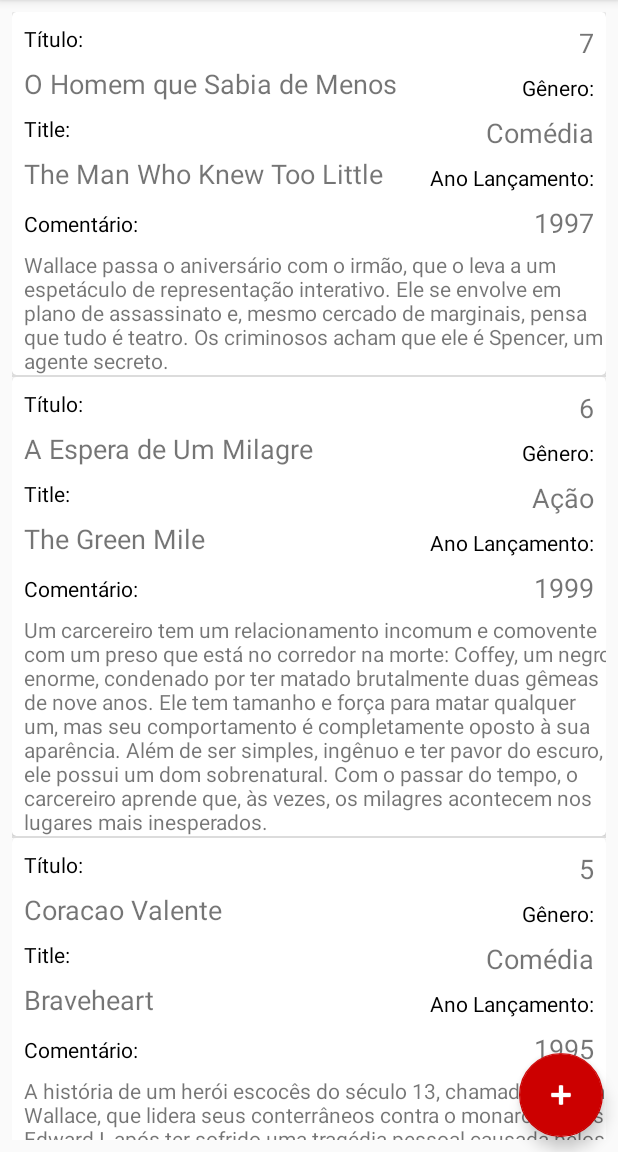
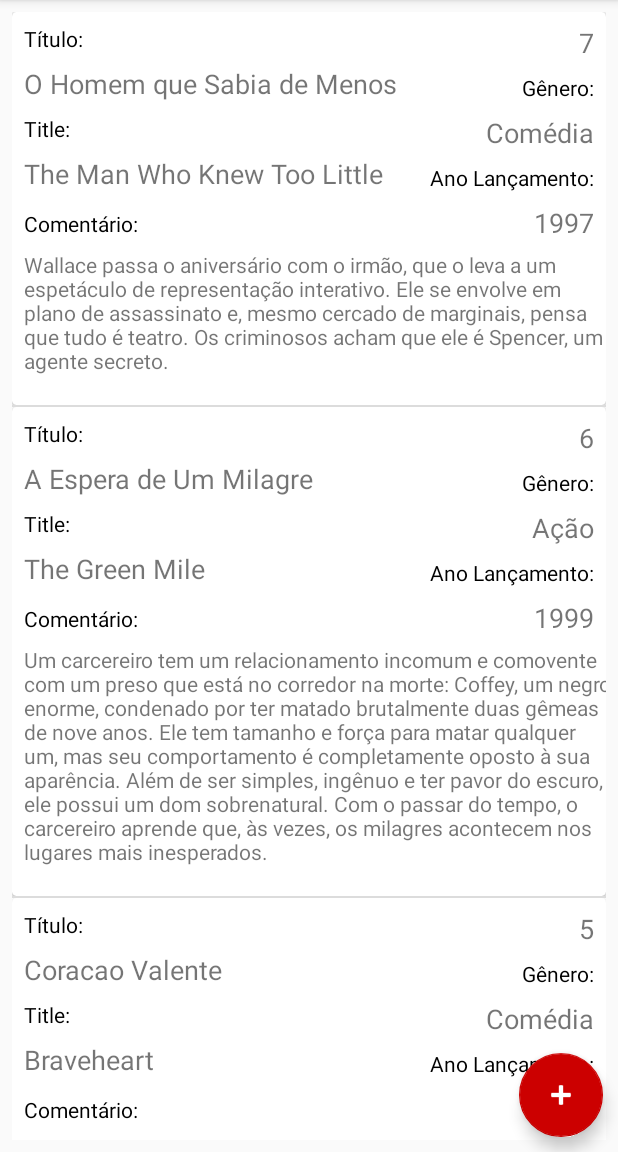
Before and after one commit to tofarias/android-mymovies, an Android app: the screen it shows after launch (MainActivity), on a phone screen of 412 x 824 dp, the part 84-1236 px from its top. Run offline under Robolectric (Android 15) with nearby library versions, the light colour scheme and no system bars.

Commit message:
Fix - alterando espaçamento de iten da listagem.

```diff
--- a/app/src/main/res/layout/movie_item.xml
+++ b/app/src/main/res/layout/movie_item.xml
@@ -9,11 +9,12 @@
         android:layout_height="wrap_content"
         android:layout_alignParentStart="true"
         android:layout_alignParentTop="true"
-        app:cardCornerRadius="3dp">
+        app:cardCornerRadius="3dp"
+        app:contentPaddingBottom="20dp">
 
         <android.support.constraint.ConstraintLayout
             android:layout_width="match_parent"
-            android:layout_height="wrap_content">
+            android:layout_height="match_parent">
 
             <TextView
                 android:id="@+id/movieNameEn"
```
